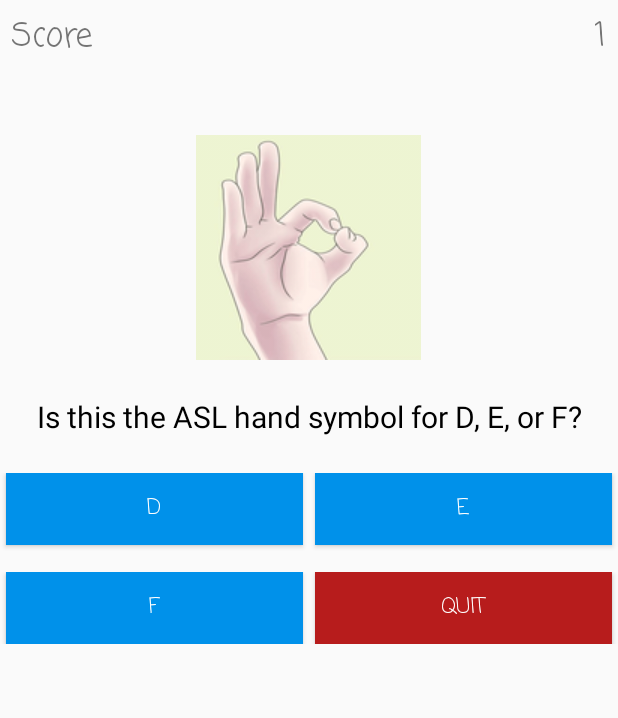
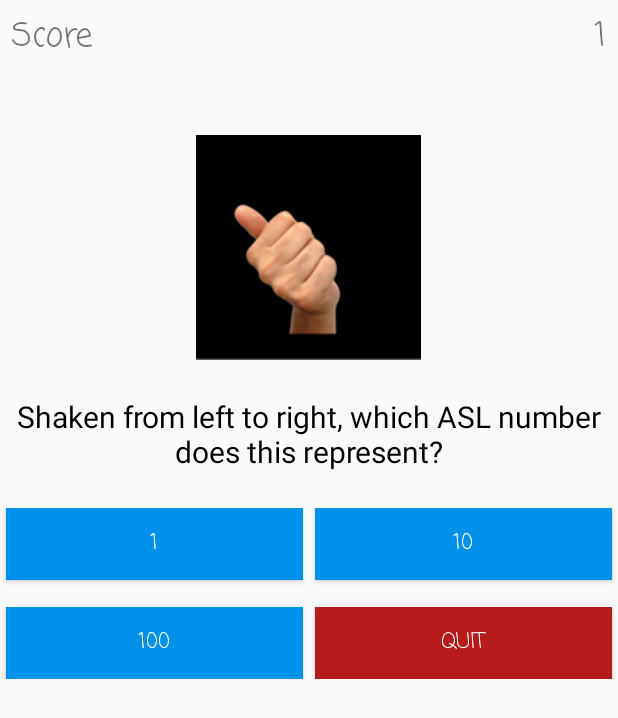
Before and after one commit to dafr9205/CSCI4830GroupProject, an Android app: the QuizActivity screen opened directly, with no data from a screen before it, after a tap on an icon or button, on a phone screen of 412 x 824 dp. Shown: the top 718 px of the screen. Run offline under Robolectric (Android 15) with nearby library versions, the phone set to English and light mode, and no system bars; 2 other taps on this screen came first.

Commit message:
added two number questions to quiz

```diff
--- a/app/src/main/java/com/example/devon/aslbuddy/QuestionLibrary.java
+++ b/app/src/main/java/com/example/devon/aslbuddy/QuestionLibrary.java
@@ -5,14 +5,16 @@ package com.example.devon.aslbuddy;
 public class QuestionLibrary {
 
     public static int[] images = new int [] {
-            R.drawable.dquiz, R.drawable.sixquiz, R.drawable.aquiz, R.drawable.fquiz, R.drawable.rquiz,R.drawable.rquiz
+            R.drawable.dquiz, R.drawable.sixquiz, R.drawable.aquiz, R.drawable.tenquiz, R.drawable.fquiz, R.drawable.ninequiz, R.drawable.rquiz,R.drawable.rquiz
     };
 
     public static String mQuestions [] = {
             "Is this the ASL hand symbol for B, C, or D?",
             "What number is does this ASL symbol represent?",
             "Is this the ASL hand symbol for A, B, or C?",
+            "Shaken from left to right, which ASL number does this represent?",
             "Is this the ASL hand symbol for D, E, or F?",
+            "Pick which multiple of 3 this is the ASL symbol for.",
             "Is this the ASL hand symbol for Q, R, or S?",
             "extra question"
     };
@@ -21,12 +23,14 @@ public class QuestionLibrary {
             {"B","C","D"},
             {"3","6","Not Sure"},
             {"A","B","C"},
+            {"1","10","100"},
             {"D","E","F"},
+            {"3","6","9"},
             {"Q","R","S"},
             {"_","_","_"},
     };
 
-    private String mCorrectAnswers[] = {"D","6","A","F","R","_"};
+    private String mCorrectAnswers[] = {"D","6","A","10","F","9","R","_"};
 
     public String getQuestion(int a) {
         String question = mQuestions[a];
--- a/app/src/main/java/com/example/devon/aslbuddy/ResultsActivity.java
+++ b/app/src/main/java/com/example/devon/aslbuddy/ResultsActivity.java
@@ -27,7 +27,7 @@ public class ResultsActivity extends AppCompatActivity {
 
         mFinalScore.setText("You Scored " + (score) + " out of " + (QuestionLibrary.mQuestions.length-1));
 
-        if (score > 4) {
+        if (score > 6) {
             mGrade.setText("Outstanding!");
         } else if (score > 3) {
             mGrade.setText("Good Job!");
```
Also changed, not shown: app/src/main/res/drawable/ninequiz.png (added), app/src/main/res/drawable/tenquiz.png (added), app/src/main/res/mipmap-hdpi/ic_launcher.png (deleted), app/src/main/res/mipmap-hdpi/ic_launcher_round.png (deleted), app/src/main/res/mipmap-mdpi/ic_launcher.png (deleted), app/src/main/res/mipmap-mdpi/ic_launcher_round.png (deleted), app/src/main/res/mipmap-xhdpi/ic_launcher.png (deleted), app/src/main/res/mipmap-xhdpi/ic_launcher_round.png (deleted), app/src/main/res/mipmap-xxhdpi/ic_launcher.png (deleted), app/src/main/res/mipmap-xxhdpi/ic_launcher_round.png (deleted), app/src/main/res/mipmap-xxxhdpi/ic_launcher.png (deleted), app/src/main/res/mipmap-xxxhdpi/ic_launcher_round.png (deleted).
